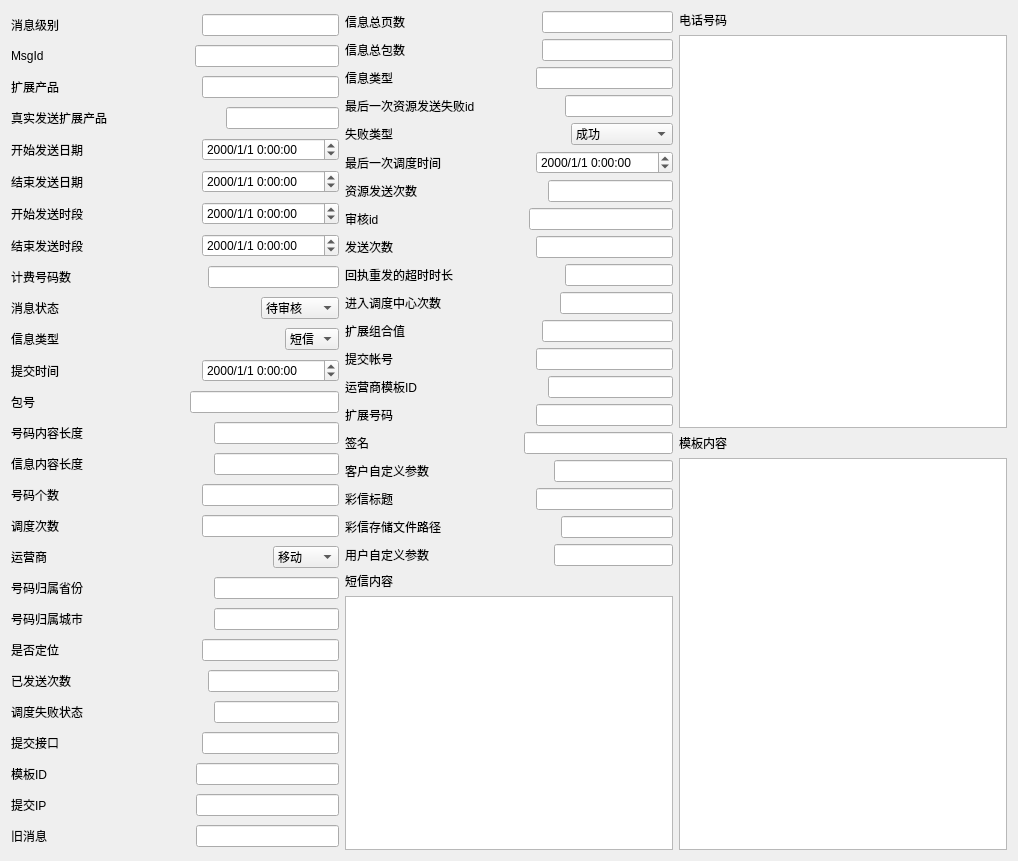
Qt form MsgTest/UI/UI_SCloudMsg.ui (XiaoJiaoYaZi/welink) before a commit.
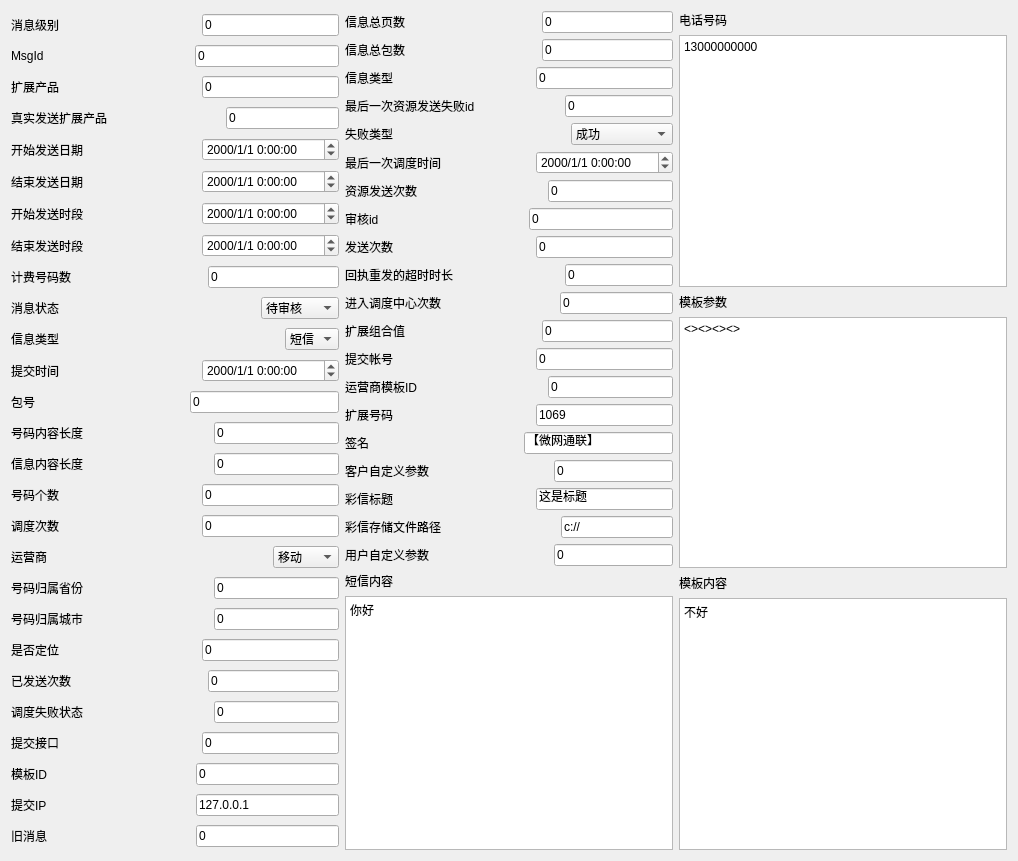
The same form after that commit.

Commit message: SCloudMessage支持

What changed in the file:
```diff
--- a/MsgTest/UI/UI_SCloudMsg.ui
+++ b/MsgTest/UI/UI_SCloudMsg.ui
@@ -39,7 +39,11 @@
         </spacer>
        </item>
        <item>
-        <widget class="QLineEdit" name="Priority"/>
+        <widget class="QLineEdit" name="Priority">
+         <property name="text">
+          <string>0</string>
+         </property>
+        </widget>
        </item>
       </layout>
      </item>
@@ -66,7 +70,11 @@
         </spacer>
        </item>
        <item>
-        <widget class="QLineEdit" name="MsgId"/>
+        <widget class="QLineEdit" name="MsgId">
+         <property name="text">
+          <string>0</string>
+         </property>
+        </widget>
        </item>
       </layout>
      </item>
@@ -93,7 +101,11 @@
         </spacer>
        </item>
        <item>
-        <widget class="QLineEdit" name="ProductExtendId"/>
+        <widget class="QLineEdit" name="ProductExtendId">
+         <property name="text">
+          <string>0</string>
+         </property>
+        </widget>
        </item>
       </layout>
      </item>
@@ -120,7 +132,11 @@
         </spacer>
        </item>
        <item>
-        <widget class="QLineEdit" name="RealProductExtendId"/>
+        <widget class="QLineEdit" name="RealProductExtendId">
+         <property name="text">
+          <string>0</string>
+         </property>
+        </widget>
        </item>
       </layout>
      </item>
@@ -271,7 +287,11 @@
         </spacer>
        </item>
        <item>
-        <widget class="QLineEdit" name="ChargeQuantity"/>
+        <widget class="QLineEdit" name="ChargeQuantity">
+         <property name="text">
+          <string>0</string>
+         </property>
+        </widget>
        </item>
       </layout>
      </item>
@@ -430,7 +450,11 @@
         </spacer>
        </item>
        <item>
-        <widget class="QLineEdit" name="Package"/>
+        <widget class="QLineEdit" name="Package">
+         <property name="text">
+          <string>0</string>
+         </property>
+        </widget>
        </item>
       </layout>
      </item>
@@ -457,7 +481,11 @@
         </spacer>
        </item>
        <item>
-        <widget class="QLineEdit" name="MobilesContentLen"/>
+        <widget class="QLineEdit" name="MobilesContentLen">
+         <property name="text">
+          <string>0</string>
+         </property>
+        </widget>
        </item>
       </layout>
      </item>
@@ -484,7 +512,11 @@
         </spacer>
        </item>
        <item>
-        <widget class="QLineEdit" name="MsgContentLen"/>
+        <widget class="QLineEdit" name="MsgContentLen">
+         <property name="text">
+          <string>0</string>
+         </property>
+        </widget>
        </item>
       </layout>
      </item>
@@ -511,7 +543,11 @@
         </spacer>
        </item>
        <item>
-        <widget class="QLineEdit" name="MobilesCount"/>
+        <widget class="QLineEdit" name="MobilesCount">
+         <property name="text">
+          <string>0</string>
+         </property>
+        </widget>
        </item>
       </layout>
      </item>
@@ -538,7 +574,11 @@
         </spacer>
        </item>
        <item>
-        <widget class="QLineEdit" name="DispatchTimes"/>
+        <widget class="QLineEdit" name="DispatchTimes">
+         <property name="text">
+          <string>0</string>
+         </property>
+        </widget>
        </item>
       </layout>
      </item>
@@ -613,7 +653,11 @@
         </spacer>
        </item>
        <item>
-        <widget class="QLineEdit" name="ProvinceId"/>
+        <widget class="QLineEdit" name="ProvinceId">
+         <property name="text">
+          <string>0</string>
+         </property>
+        </widget>
        </item>
       </layout>
      </item>
@@ -640,7 +684,11 @@
         </spacer>
        </item>
        <item>
-        <widget class="QLineEdit" name="CityId"/>
+        <widget class="QLineEdit" name="CityId">
+         <property name="text">
+          <string>0</string>
+         </property>
+        </widget>
        </item>
       </layout>
      </item>
@@ -667,7 +715,11 @@
         </spacer>
        </item>
        <item>
-        <widget class="QLineEdit" name="TPCBChecked"/>
+        <widget class="QLineEdit" name="TPCBChecked">
+         <property name="text">
+          <string>0</string>
+         </property>
+        </widget>
        </item>
       </layout>
      </item>
@@ -694,7 +746,11 @@
         </spacer>
        </item>
        <item>
-        <widget class="QLineEdit" name="SendedTimes"/>
+        <widget class="QLineEdit" name="SendedTimes">
+         <property name="text">
+          <string>0</string>
+         </property>
+        </widget>
        </item>
       </layout>
      </item>
@@ -721,7 +777,11 @@
         </spacer>
        </item>
        <item>
-        <widget class="QLineEdit" name="DispatchFailedState"/>
+        <widget class="QLineEdit" name="DispatchFailedState">
+         <property name="text">
+          <string>0</string>
+         </property>
+        </widget>
        </item>
       </layout>
      </item>
@@ -748,7 +808,11 @@
         </spacer>
        </item>
        <item>
-        <widget class="QLineEdit" name="SubmitType"/>
+        <widget class="QLineEdit" name="SubmitType">
+         <property name="text">
+          <string>0</string>
+         </property>
+        </widget>
        </item>
       </layout>
      </item>
@@ -775,7 +839,11 @@
         </spacer>
        </item>
        <item>
-        <widget class="QLineEdit" name="CloudMsgTemplateID"/>
+        <widget class="QLineEdit" name="CloudMsgTemplateID">
+         <property name="text">
+          <string>0</string>
+         </property>
+        </widget>
        </item>
       </layout>
      </item>
@@ -802,7 +870,11 @@
         </spacer>
        </item>
        <item>
-        <widget class="QLineEdit" name="CommitIp"/>
+        <widget class="QLineEdit" name="CommitIp">
+         <property name="text">
+          <string>127.0.0.1</string>
+         </property>
+        </widget>
        </item>
       </layout>
      </item>
@@ -829,7 +901,11 @@
         </spacer>
        </item>
        <item>
-        <widget class="QLineEdit" name="m_old_struct"/>
+        <widget class="QLineEdit" name="m_old_struct">
+         <property name="text">
+          <string>0</string>
+         </property>
+        </widget>
        </item>
       </layout>
      </item>
@@ -860,7 +936,11 @@
         </spacer>
        </item>
        <item>
-        <widget class="QLineEdit" name="pagetotal"/>
+        <widget class="QLineEdit" name="pagetotal">
+         <property name="text">
+          <string>0</string>
+         </property>
+        </widget>
        </item>
       </layout>
      </item>
@@ -887,7 +967,11 @@
         </spacer>
        </item>
        <item>
-        <widget class="QLineEdit" name="packagetotal"/>
+        <widget class="QLineEdit" name="packagetotal">
+         <property name="text">
+          <string>0</string>
+         </property>
+        </widget>
        </item>
       </layout>
      </item>
@@ -914,7 +998,11 @@
         </spacer>
        </item>
        <item>
-        <widget class="QLineEdit" name="typeComponentParam"/>
+        <widget class="QLineEdit" name="typeComponentParam">
+         <property name="text">
+          <string>0</string>
+         </property>
+        </widget>
        </item>
       </layout>
      </item>
@@ -941,7 +1029,11 @@
         </spacer>
        </item>
        <item>
-        <widget class="QLineEdit" name="lastFailResourceId"/>
+        <widget class="QLineEdit" name="lastFailResourceId">
+         <property name="text">
+          <string>0</string>
+         </property>
+        </widget>
        </item>
       </layout>
      </item>
@@ -1072,7 +1164,11 @@
         </spacer>
        </item>
        <item>
-        <widget class="QLineEdit" name="resourceSendTimes"/>
+        <widget class="QLineEdit" name="resourceSendTimes">
+         <property name="text">
+          <string>0</string>
+         </property>
+        </widget>
        </item>
       </layout>
      </item>
@@ -1099,7 +1195,11 @@
         </spacer>
        </item>
        <item>
-        <widget class="QLineEdit" name="auditorId"/>
+        <widget class="QLineEdit" name="auditorId">
+         <property name="text">
+          <string>0</string>
+         </property>
+        </widget>
        </item>
       </layout>
      </item>
@@ -1126,7 +1226,11 @@
         </spacer>
        </item>
        <item>
-        <widget class="QLineEdit" name="totalSendTimes"/>
+        <widget class="QLineEdit" name="totalSendTimes">
+         <property name="text">
+          <string>0</string>
+         </property>
+        </widget>
        </item>
       </layout>
      </item>
@@ -1153,7 +1257,11 @@
         </spacer>
        </item>
        <item>
-        <widget class="QLineEdit" name="repResendTimeOut"/>
+        <widget class="QLineEdit" name="repResendTimeOut">
+         <property name="text">
+          <string>0</string>
+         </property>
+        </widget>
        </item>
       </layout>
      </item>
@@ -1180,7 +1288,11 @@
         </spacer>
        </item>
        <item>
-        <widget class="QLineEdit" name="innerDispatchTimes"/>
+        <widget class="QLineEdit" name="innerDispatchTimes">
+         <property name="text">
+          <string>0</string>
+         </property>
+        </widget>
        </item>
       </layout>
      </item>
@@ -1207,7 +1319,11 @@
         </spacer>
        </item>
        <item>
-        <widget class="QLineEdit" name="extComponentParam"/>
+        <widget class="QLineEdit" name="extComponentParam">
+         <property name="text">
+          <string>0</string>
+         </property>
+        </widget>
        </item>
       </layout>
      </item>
@@ -1234,7 +1350,11 @@
         </spacer>
        </item>
        <item>
-        <widget class="QLineEdit" name="acc_name"/>
+        <widget class="QLineEdit" name="acc_name">
+         <property name="text">
+          <string>0</string>
+         </property>
+        </widget>
        </item>
       </layout>
      </item>
@@ -1261,7 +1381,11 @@
         </spacer>
        </item>
        <item>
-        <widget class="QLineEdit" name="templateID"/>
+        <widget class="QLineEdit" name="templateID">
+         <property name="text">
+          <string>0</string>
+         </property>
+        </widget>
        </item>
       </layout>
      </item>
@@ -1288,7 +1412,11 @@
         </spacer>
        </item>
        <item>
-        <widget class="QLineEdit" name="extnumber"/>
+        <widget class="QLineEdit" name="extnumber">
+         <property name="text">
+          <string>1069</string>
+         </property>
+        </widget>
        </item>
       </layout>
      </item>
@@ -1315,7 +1443,11 @@
         </spacer>
        </item>
        <item>
-        <widget class="QLineEdit" name="sign"/>
+        <widget class="QLineEdit" name="sign">
+         <property name="text">
+          <string>【微网通联】</string>
+         </property>
+        </widget>
        </item>
       </layout>
      </item>
@@ -1342,7 +1474,11 @@
         </spacer>
        </item>
        <item>
-        <widget class="QLineEdit" name="acc_msgid"/>
+        <widget class="QLineEdit" name="acc_msgid">
+         <property name="text">
+          <string>0</string>
+         </property>
+        </widget>
        </item>
       </layout>
      </item>
@@ -1369,7 +1505,11 @@
         </spacer>
        </item>
        <item>
-        <widget class="QLineEdit" name="mms_title"/>
+        <widget class="QLineEdit" name="mms_title">
+         <property name="text">
+          <string>这是标题</string>
+         </property>
+        </widget>
        </item>
       </layout>
      </item>
@@ -1396,7 +1536,11 @@
         </spacer>
        </item>
        <item>
-        <widget class="QLineEdit" name="mms_path"/>
+        <widget class="QLineEdit" name="mms_path">
+         <property name="text">
+          <string>c://</string>
+         </property>
+        </widget>
        </item>
       </layout>
      </item>
@@ -1423,7 +1567,11 @@
         </spacer>
        </item>
        <item>
-        <widget class="QLineEdit" name="user_defid"/>
+        <widget class="QLineEdit" name="user_defid">
+         <property name="text">
+          <string>0</string>
+         </property>
+        </widget>
        </item>
       </layout>
      </item>
@@ -1441,7 +1589,37 @@
         </widget>
        </item>
        <item>
-        <widget class="QTextEdit" name="mobile"/>
+        <widget class="QTextEdit" name="mobile">
+         <property name="html">
+          <string>&lt;!DOCTYPE HTML PUBLIC &quot;-//W3C//DTD HTML 4.0//EN&quot; &quot;http://www.w3.org/TR/REC-html40/strict.dtd&quot;&gt;
+&lt;html&gt;&lt;head&gt;&lt;meta name=&quot;qrichtext&quot; content=&quot;1&quot; /&gt;&lt;style type=&quot;text/css&quot;&gt;
+p, li { white-space: pre-wrap; }
+&lt;/style&gt;&lt;/head&gt;&lt;body style=&quot; font-family:'SimSun'; font-size:9pt; font-weight:400; font-style:normal;&quot;&gt;
+&lt;p style=&quot; margin-top:0px; margin-bottom:0px; margin-left:0px; margin-right:0px; -qt-block-indent:0; text-indent:0px;&quot;&gt;13000000000&lt;/p&gt;&lt;/body&gt;&lt;/html&gt;</string>
+         </property>
+        </widget>
+       </item>
+      </layout>
+     </item>
+     <item>
+      <layout class="QVBoxLayout" name="verticalLayout_8">
+       <item>
+        <widget class="QLabel" name="label_52">
+         <property name="text">
+          <string>模板参数</string>
+         </property>
+        </widget>
+       </item>
+       <item>
+        <widget class="QTextEdit" name="paramtemplate">
+         <property name="html">
+          <string>&lt;!DOCTYPE HTML PUBLIC &quot;-//W3C//DTD HTML 4.0//EN&quot; &quot;http://www.w3.org/TR/REC-html40/strict.dtd&quot;&gt;
+&lt;html&gt;&lt;head&gt;&lt;meta name=&quot;qrichtext&quot; content=&quot;1&quot; /&gt;&lt;style type=&quot;text/css&quot;&gt;
+p, li { white-space: pre-wrap; }
+&lt;/style&gt;&lt;/head&gt;&lt;body style=&quot; font-family:'SimSun'; font-size:9pt; font-weight:400; font-style:normal;&quot;&gt;
+&lt;p style=&quot; margin-top:0px; margin-bottom:0px; margin-left:0px; margin-right:0px; -qt-block-indent:0; text-indent:0px;&quot;&gt;&amp;lt;&amp;gt;&amp;lt;&amp;gt;&amp;lt;&amp;gt;&amp;lt;&amp;gt;&lt;/p&gt;&lt;/body&gt;&lt;/html&gt;</string>
+         </property>
+        </widget>
        </item>
       </layout>
      </item>
@@ -1455,7 +1633,15 @@
         </widget>
        </item>
        <item>
-        <widget class="QTextEdit" name="msgtemplate"/>
+        <widget class="QTextEdit" name="msgtemplate">
+         <property name="html">
+          <string>&lt;!DOCTYPE HTML PUBLIC &quot;-//W3C//DTD HTML 4.0//EN&quot; &quot;http://www.w3.org/TR/REC-html40/strict.dtd&quot;&gt;
+&lt;html&gt;&lt;head&gt;&lt;meta name=&quot;qrichtext&quot; content=&quot;1&quot; /&gt;&lt;style type=&quot;text/css&quot;&gt;
+p, li { white-space: pre-wrap; }
+&lt;/style&gt;&lt;/head&gt;&lt;body style=&quot; font-family:'SimSun'; font-size:9pt; font-weight:400; font-style:normal;&quot;&gt;
+&lt;p style=&quot; margin-top:0px; margin-bottom:0px; margin-left:0px; margin-right:0px; -qt-block-indent:0; text-indent:0px;&quot;&gt;不好&lt;/p&gt;&lt;/body&gt;&lt;/html&gt;</string>
+         </property>
+        </widget>
        </item>
       </layout>
      </item>
@@ -1471,7 +1657,15 @@
       </widget>
      </item>
      <item>
-      <widget class="QTextEdit" name="message"/>
+      <widget class="QTextEdit" name="message">
+       <property name="html">
+        <string>&lt;!DOCTYPE HTML PUBLIC &quot;-//W3C//DTD HTML 4.0//EN&quot; &quot;http://www.w3.org/TR/REC-html40/strict.dtd&quot;&gt;
+&lt;html&gt;&lt;head&gt;&lt;meta name=&quot;qrichtext&quot; content=&quot;1&quot; /&gt;&lt;style type=&quot;text/css&quot;&gt;
+p, li { white-space: pre-wrap; }
+&lt;/style&gt;&lt;/head&gt;&lt;body style=&quot; font-family:'SimSun'; font-size:9pt; font-weight:400; font-style:normal;&quot;&gt;
+&lt;p style=&quot; margin-top:0px; margin-bottom:0px; margin-left:0px; margin-right:0px; -qt-block-indent:0; text-indent:0px;&quot;&gt;你好&lt;/p&gt;&lt;/body&gt;&lt;/html&gt;</string>
+       </property>
+      </widget>
      </item>
     </layout>
    </item>
```
The commit also changes 13 other files.
